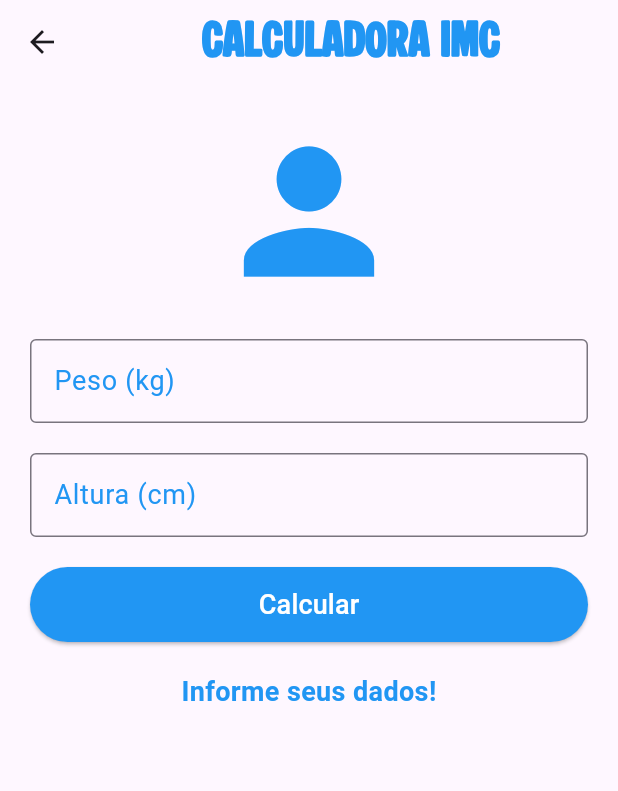
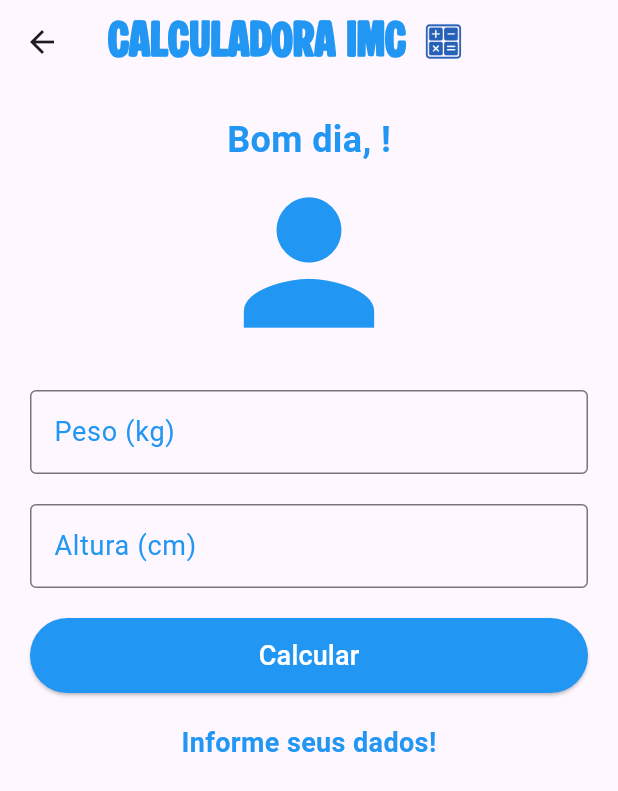
Before and after one commit to Rodrigokaki/flutter-prova2, a Flutter app: the IMCPage screen opened directly with empty values, on a phone screen of 412 x 824 dp. Shown: the top 791 px of the screen. Run offline on Flutter 3.47's test engine with Material 3 defaults, Android fonts, the phone set to English and light mode, and no system bars; our stand-ins replace sqflite; accounts and stored records are empty.

Commit message:
feat: Update app bar styles and spacing; add greeting message based on time

```diff
--- a/lib/styles/styles.dart
+++ b/lib/styles/styles.dart
@@ -57,8 +57,12 @@ class AppSpacing {
   static const double loginSpaceBetween = 20;
 
   static const double registerSpaceBetween = 20;
+
+  static const double appBarSpaceBetween = 10;
 }
 
 class appSizes {
-  static const double iconSize = 130;
+  static const double homeIconSize = 130;
+
+  static const double appBarIconSize = 30;
 }
--- a/lib/views/imc_page.dart
+++ b/lib/views/imc_page.dart
@@ -14,7 +14,19 @@ class IMCPage extends StatefulWidget {
 class _IMCPageState extends State<IMCPage> {
   final pesoController = TextEditingController();
   final alturaController = TextEditingController();
+
   String resultado = "Informe seus dados!";
+
+  String get saudacao {
+    final hora = DateTime.now().hour;
+    if (hora < 12) {
+      return "Bom dia";
+    } else if (hora < 18) {
+      return "Boa tarde";
+    } else {
+      return "Boa noite";
+    }
+  }
 
   void calcularIMC() {
     final peso = double.tryParse(pesoController.text);
@@ -65,12 +77,23 @@ class _IMCPageState extends State<IMCPage> {
   @override
   Widget build(BuildContext context) {
     return Scaffold(
-      appBar: AppBar(title: Center(child: Text("Calculadora IMC", style: AppTextStyles.titleTextStyle,))),
+      appBar: AppBar(title: Row(
+        spacing: AppSpacing.appBarSpaceBetween,
+        children: [
+        Text("Calculadora IMC", style: AppTextStyles.titleTextStyle),
+        Image.asset(
+                'assets/images/icon.png',
+                height: appSizes.appBarIconSize,
+        ),
+      ]),
+        centerTitle: true,
+      ),
       body: Padding(
         padding: const EdgeInsets.all(AppSpacing.defaultPadding),
         child: Column(
           mainAxisAlignment: MainAxisAlignment.start,
           children: [
+            Text('$saudacao, ${widget.name}!',style: AppTextStyles.subtitleTextStyle),
             Icon(Icons.person, size: 130, color: AppColors.primaryColor),
             SizedBox(height: AppSpacing.imcSpaceBetween),
             TextField(
```
Also changed, not shown: lib/views/login_page.dart (+4 -5 lines), lib/views/register_page.dart (+4 -5 lines).
